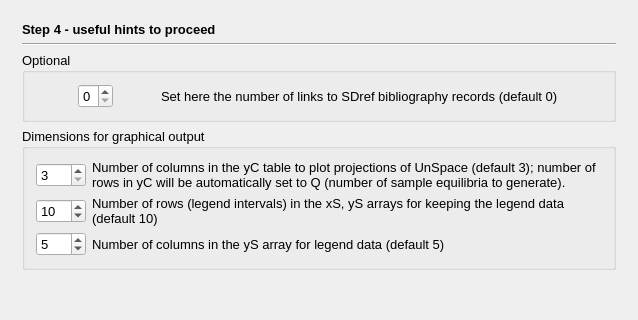
First picture: the form in gems3/vizor4/dlg4/UnSpaceWizard4.ui, repository gemshub/GEMSGUI, before the edit; both pictures show x 0 to 638 and y 0 to 320 of the 638 by 623 pixel window.
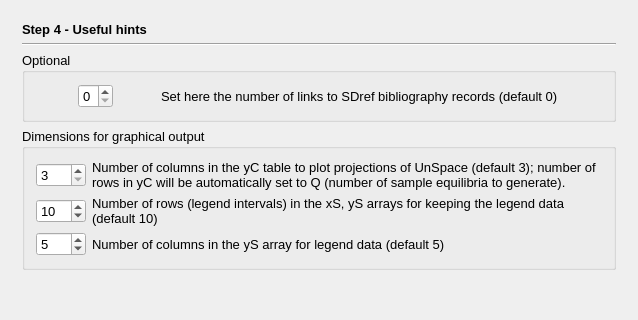
Second picture: the form after the edit. The open tabs and pages were chosen to show the change.

Diff of the .ui file:
```diff
--- a/gems3/vizor4/dlg4/UnSpaceWizard4.ui
+++ b/gems3/vizor4/dlg4/UnSpaceWizard4.ui
@@ -1128,7 +1128,7 @@
           </font>
          </property>
          <property name="text">
-          <string>Step 4 - useful hints to proceed</string>
+          <string>Step 4 - Useful hints</string>
          </property>
         </widget>
        </item>
```
